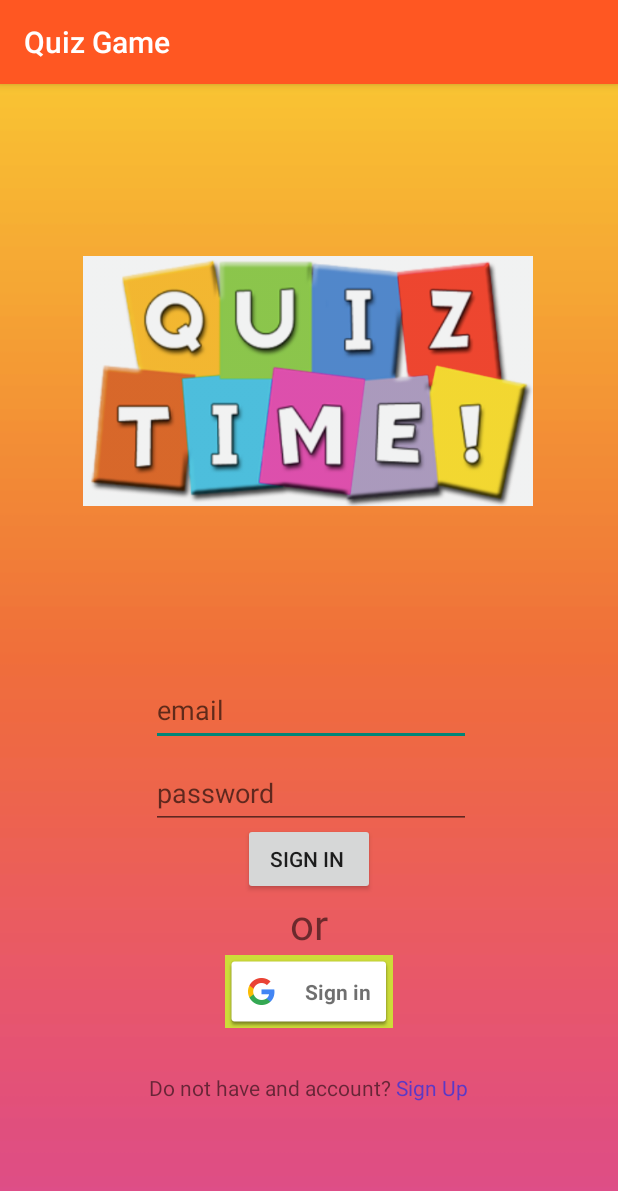
After one commit to letz0703/QuizGame, an Android app: the Login_Page screen opened directly, with no data from a screen before it, on a phone screen of 412 x 824 dp. The commit adds this screen. Shown: the top 1191 px of the screen. Run offline under Robolectric (Android 15) with nearby library versions, the phone set to English and light mode, and no system bars.

Commit message:
Login 화면 디자인 w/ 구글 로그인

```diff
--- a/app/build.gradle
+++ b/app/build.gradle
@@ -1,5 +1,6 @@
 plugins {
     id 'com.android.application'
+    id 'com.google.gms.google-services'
 }
 
 android {
@@ -32,7 +33,11 @@ dependencies {
     implementation 'androidx.appcompat:appcompat:1.3.1'
     implementation 'com.google.android.material:material:1.4.0'
     implementation 'androidx.constraintlayout:constraintlayout:2.1.0'
-    testImplementation 'junit:junit:4.+'
+
+    implementation 'com.google.firebase:firebase-auth:21.0.1'
+    implementation 'com.google.android.gms:play-services-auth:19.2.0'
+
+    testImplementation 'junit:junit:4.13.2'
     androidTestImplementation 'androidx.test.ext:junit:1.1.3'
     androidTestImplementation 'androidx.test.espresso:espresso-core:3.4.0'
 }
--- a/app/src/main/AndroidManifest.xml
+++ b/app/src/main/AndroidManifest.xml
@@ -10,17 +10,22 @@
             android:supportsRtl="true"
             android:theme="@style/Theme.QuizGame">
         <activity
+                android:name=".Login_Page"
+                android:theme="@style/Theme.Login_Page"
+                android:exported="true" />
+        <activity
                 android:name=".Splash_Screen"
-                android:theme="@style/Theme.QuizGame_Splash"
-                android:exported="true">
+                android:exported="true"
+                android:theme="@style/Theme.QuizGame_Splash">
             <intent-filter>
                 <action android:name="android.intent.action.MAIN" />
+
                 <category android:name="android.intent.category.LAUNCHER" />
             </intent-filter>
         </activity>
         <activity
                 android:name=".MainActivity"
-                android:exported="true"></activity>
+                android:exported="true" />
     </application>
 
 </manifest>
--- /dev/null
+++ b/app/src/main/java/com/letz/quizgame/Login_Page.java
@@ -0,0 +1,15 @@
+package com.letz.quizgame;
+
+import androidx.appcompat.app.AppCompatActivity;
+
+import android.os.Bundle;
+
+public class Login_Page extends AppCompatActivity
+{
+
+    @Override
+    protected void onCreate(Bundle savedInstanceState) {
+        super.onCreate(savedInstanceState);
+        setContentView(R.layout.activity_login_page);
+    }
+}
--- /dev/null
+++ b/app/src/main/res/layout/activity_login_page.xml
@@ -0,0 +1,93 @@
+<?xml version="1.0" encoding="utf-8"?>
+<androidx.constraintlayout.widget.ConstraintLayout xmlns:android="http://schemas.android.com/apk/res/android"
+        xmlns:tools="http://schemas.android.com/tools"
+        xmlns:app="http://schemas.android.com/apk/res-auto"
+        android:layout_width="match_parent"
+        android:layout_height="match_parent"
+        tools:context=".Login_Page"
+        android:background="@drawable/bg_orange">
+
+    <ImageView
+            android:layout_width="300dp"
+            android:layout_height="0dp"
+            app:srcCompat="@drawable/quiztimepic"
+            android:id="@+id/imageView"
+            app:layout_constraintStart_toStartOf="parent"
+            app:layout_constraintHorizontal_bias="0.495"
+            app:layout_constraintEnd_toEndOf="parent"
+            app:layout_constraintTop_toTopOf="parent"
+            android:layout_marginTop="16dp"
+            android:layout_marginBottom="13dp"
+            app:layout_constraintBottom_toTopOf="@+id/editTextTextEmailAddress" />
+
+    <EditText
+            android:layout_width="wrap_content"
+            android:layout_height="wrap_content"
+            android:inputType="textEmailAddress"
+            android:ems="10"
+            android:id="@+id/editTextTextEmailAddress"
+            android:hint="email"
+            app:layout_constraintTop_toBottomOf="@+id/imageView"
+            android:layout_marginEnd="41dp"
+            android:layout_marginBottom="7dp"
+            app:layout_constraintEnd_toEndOf="@+id/imageView"
+            app:layout_constraintBottom_toTopOf="@+id/editTextTextPassword"
+            android:minHeight="48dp" />
+
+    <EditText
+            android:layout_width="wrap_content"
+            android:layout_height="wrap_content"
+            android:inputType="textPassword"
+            android:ems="10"
+            android:id="@+id/editTextTextPassword"
+            android:hint="password"
+            app:layout_constraintStart_toStartOf="@+id/editTextTextEmailAddress"
+            app:layout_constraintTop_toBottomOf="@+id/editTextTextEmailAddress"
+            android:layout_marginBottom="84dp"
+            app:layout_constraintBottom_toTopOf="@+id/signInButton"
+            android:minHeight="48dp" />
+
+    <Button
+            android:text="sign in "
+            android:layout_width="wrap_content"
+            android:layout_height="wrap_content"
+            android:id="@+id/button"
+            app:layout_constraintTop_toTopOf="@+id/editTextTextPassword"
+            app:layout_constraintStart_toStartOf="parent"
+            android:layout_marginTop="44dp"
+            app:layout_constraintEnd_toEndOf="parent" />
+
+    <TextView
+            android:text="or"
+            android:layout_width="wrap_content"
+            android:layout_height="wrap_content"
+            android:id="@+id/textView"
+            android:textSize="28sp"
+            app:layout_constraintStart_toStartOf="@+id/button"
+            android:layout_marginStart="31dp"
+            app:layout_constraintTop_toBottomOf="@+id/button" />
+
+    <com.google.android.gms.common.SignInButton
+            android:layout_width="wrap_content"
+            android:layout_height="wrap_content"
+            android:background="#CDDC39"
+            android:id="@+id/signInButton"
+            app:layout_constraintTop_toBottomOf="@+id/editTextTextPassword"
+            android:layout_marginBottom="30dp"
+            app:layout_constraintEnd_toEndOf="parent"
+            app:layout_constraintBottom_toTopOf="@+id/textView2"
+            app:layout_constraintStart_toStartOf="parent" />
+
+    <TextView
+            android:text="@string/account"
+            android:layout_width="wrap_content"
+            android:layout_height="wrap_content"
+            android:id="@+id/textView2"
+            app:layout_constraintStart_toStartOf="parent"
+            app:layout_constraintHorizontal_bias="0.497"
+            app:layout_constraintEnd_toEndOf="parent"
+            app:layout_constraintBottom_toBottomOf="parent"
+            app:layout_constraintTop_toBottomOf="@+id/signInButton"
+            android:layout_marginBottom="89dp" />
+
+</androidx.constraintlayout.widget.ConstraintLayout>
--- a/app/src/main/res/values/strings.xml
+++ b/app/src/main/res/values/strings.xml
@@ -1,3 +1,4 @@
 <resources>
     <string name="app_name">Quiz Game</string>
+    <string name="account">Do not have and account? <font color='#5b39c6'>Sign Up</font></string>
 </resources>
--- a/app/src/main/res/values/themes.xml
+++ b/app/src/main/res/values/themes.xml
@@ -26,4 +26,17 @@
         <item name="android:statusBarColor" tools:targetApi="l">?attr/colorPrimaryVariant</item>
         <!-- Customize your theme here. -->
     </style>
+    <style name="Theme.Login_Page" parent="Theme.AppCompat.Light.DarkActionBar">
+        <!-- Primary brand color. -->
+        <item name="colorPrimary">#FF5722</item>
+        <item name="colorPrimaryVariant">@color/purple_700</item>
+        <item name="colorOnPrimary">@color/white</item>
+        <!-- Secondary brand color. -->
+        <item name="colorSecondary">@color/teal_200</item>
+        <item name="colorSecondaryVariant">@color/teal_700</item>
+        <item name="colorOnSecondary">@color/black</item>
+        <!-- Status bar color. -->
+        <item name="android:statusBarColor" tools:targetApi="l">?attr/colorPrimaryVariant</item>
+        <!-- Customize your theme here. -->
+    </style>
 </resources>
--- a/build.gradle
+++ b/build.gradle
@@ -6,6 +6,7 @@ buildscript {
     }
     dependencies {
         classpath "com.android.tools.build:gradle:7.0.0"
+        classpath 'com.google.gms:google-services:4.3.10'
 
         // NOTE: Do not place your application dependencies here; they belong
         // in the individual module build.gradle files
```
Also changed, not shown: app/src/main/res/drawable/bg_orange.png (added), app/src/main/res/drawable/quiztimepic.png (added), 4 other files.
